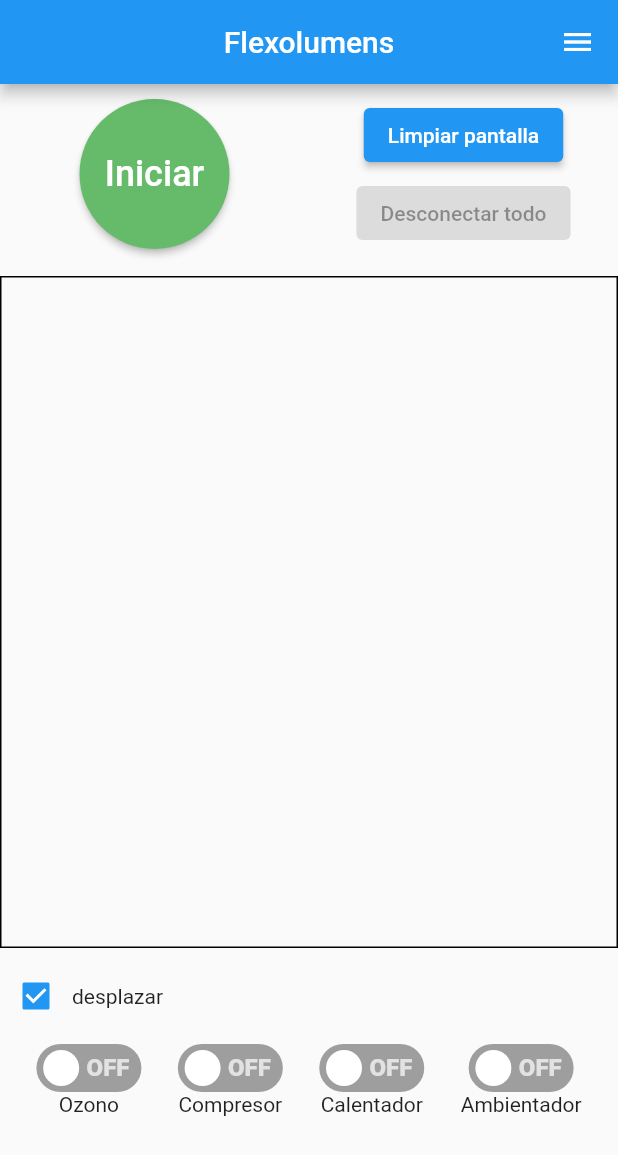
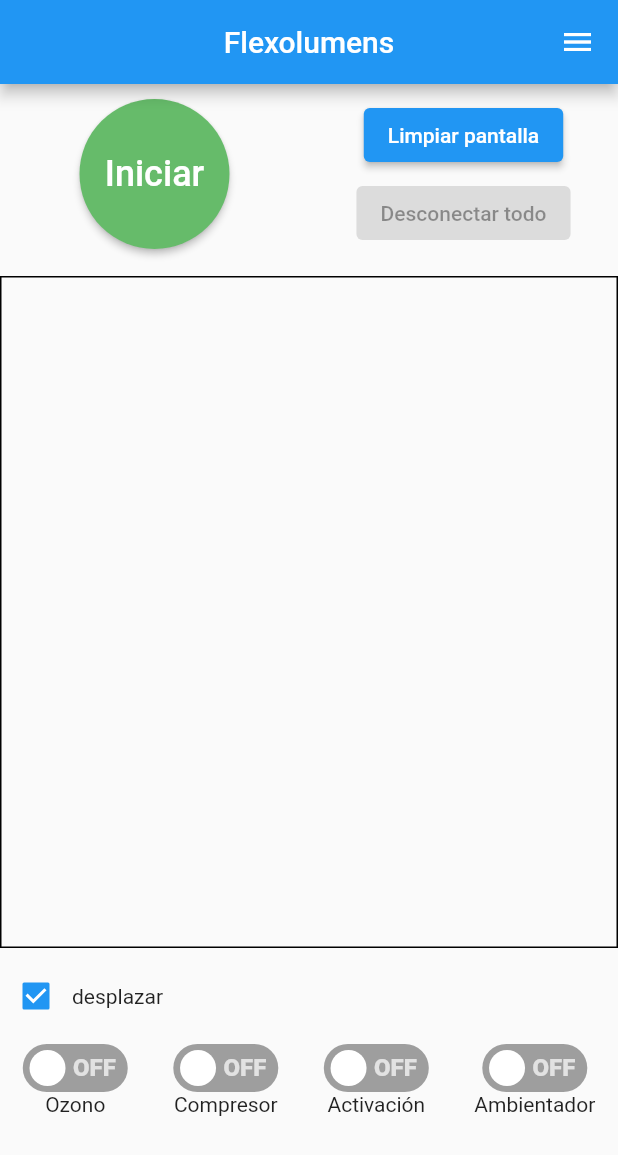
Before and after one commit to dalejandro13/udp_client, a Flutter app: the screen it shows after launch, on a phone screen of 412 x 824 dp. Shown: the top 1155 px of the screen. Run offline on Flutter 3.47's test engine with Material 2 defaults, Android fonts, the phone set to English and light mode, and no system bars; drawn by our look-alikes of flutter_switch; our stand-ins replace fluttertoast.

Commit message:
change
minor change in project

```diff
--- a/lib/main.dart
+++ b/lib/main.dart
@@ -37,6 +37,7 @@ class _UdpCommunicationState extends State<UdpCommunication> with WidgetsBinding
   @override
   void initState() {
     super.initState();
+    //WidgetsBinding.instance.addObserver(this); //es necesario descomentar esta linea de codigo para poder acceder a los diferentes ciclos de vida de la aplicacion
     WidgetsBinding.instance.addPostFrameCallback((time) async {
       ProviderData d = Provider.of<ProviderData>(context, listen: false);
       d.ctrl1!.text = d.addressesIListenFrom.address;
@@ -45,9 +46,20 @@ class _UdpCommunicationState extends State<UdpCommunication> with WidgetsBinding
 
   @override
   void dispose() {
-    WidgetsBinding.instance.removeObserver(this);
+    //WidgetsBinding.instance.removeObserver(this); //remueve los eventos para detectar los ciclos de vida de la aplicacion
     super.dispose();
   }
+
+  //este metodo junto con la linea de codigo: WidgetsBinding.instance.addObserver(this), permite mostrar los ciclos de vida de la aplicacion
+  // @override
+  // void didChangeAppLifecycleState(AppLifecycleState state) {
+  //   if(state == AppLifecycleState.paused){
+  //     print("aplicacion pausada");
+  //   }
+  //   else if(state == AppLifecycleState.resumed){
+  //     print("aplicacion reanudada");
+  //   }
+  // }
 
   @override
   Widget build(BuildContext context) {
@@ -74,11 +86,11 @@ class _UdpCommunicationState extends State<UdpCommunication> with WidgetsBinding
             Expanded(
               flex: 1,
               child: Row(
-                mainAxisAlignment: MainAxisAlignment.spaceEvenly,
+                mainAxisAlignment: MainAxisAlignment.spaceAround,
                 children: [
                   SwitchButton("Ozono", const [0x31], const [0x35], data, 1),
                   SwitchButton("Compresor", const [0x32], const [0x36], data, 2),
-                  SwitchButton("Calentador", const [0x33], const [0x37], data, 3),
+                  SwitchButton("Activación", const [0x33], const [0x37], data, 3),
                   SwitchButton("Ambientador", const [0x34], const [0x38],data, 4),
                 ],
               ),
--- a/lib/ui/widget/warningMessage.dart
+++ b/lib/ui/widget/warningMessage.dart
@@ -91,7 +91,7 @@ Future<void> messageBox(BuildContext context) async {
             width: 70.0,
             child: Image.asset('assets\\images\\iconFlexo.png')
           ),
-          const Text("Flexolumens\nderechos reservados\n2022 - 2023\n\nversion 1.0.0"),
+          const Text("Flexolumens\nderechos reservados\n2022 - 2023\n\nversion 1.0.2"),
         ],
       ),
       actions: [
```
